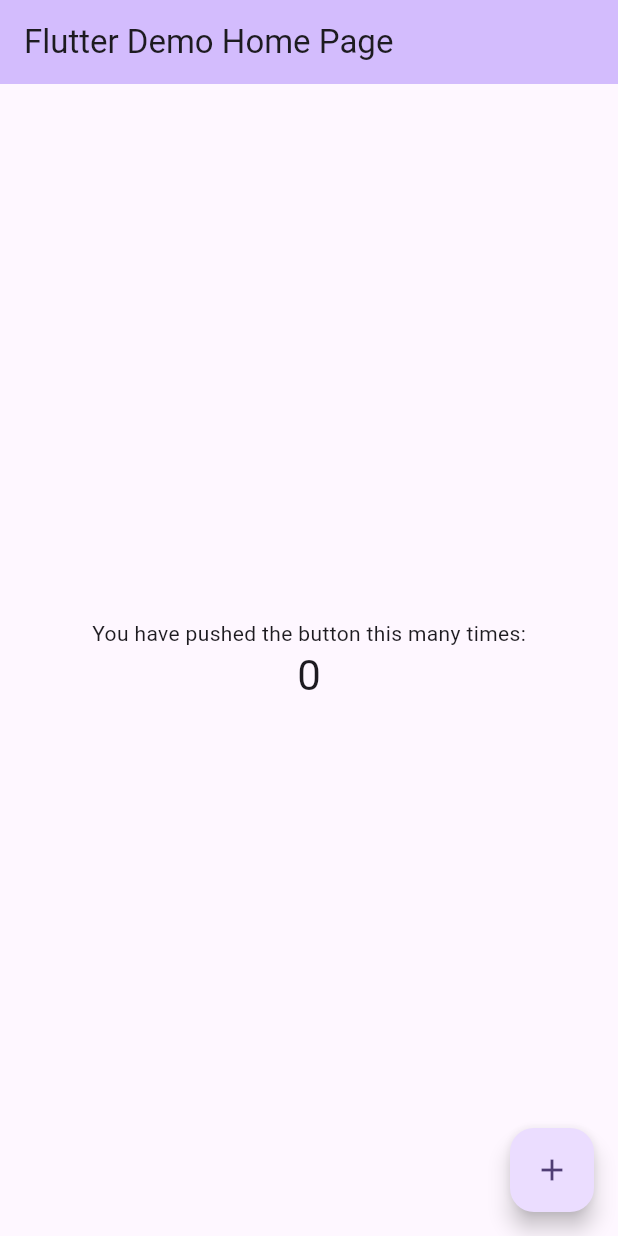
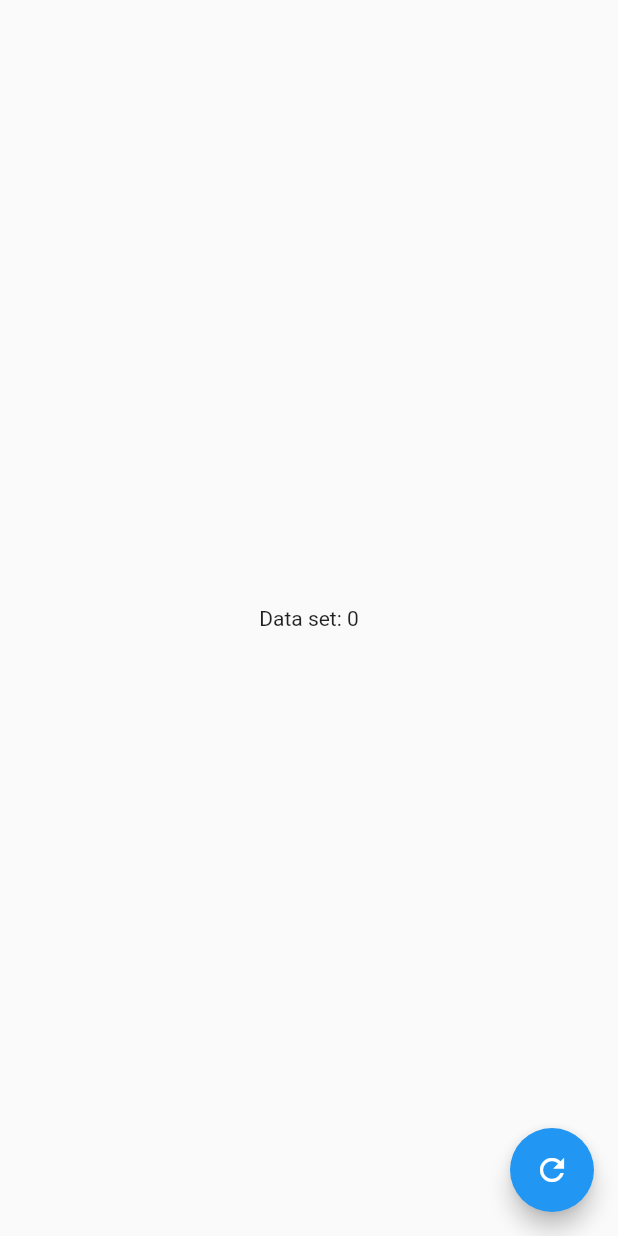
Before and after one commit to DanielFelipe10/flutter-graphics, a Flutter app: the screen it shows after launch, on a phone screen of 412 x 824 dp. Run offline on Flutter 3.47's test engine with Material 2 defaults, Android fonts, the phone set to English and light mode, and no system bars.

Commit message:
add main code

```diff
--- a/lib/main.dart
+++ b/lib/main.dart
@@ -1,125 +1,36 @@
+import 'dart:math';
+
 import 'package:flutter/material.dart';
 
 void main() {
-  runApp(const MyApp());
+  runApp(MaterialApp(home: ChartPage()));
 }
 
-class MyApp extends StatelessWidget {
-  const MyApp({super.key});
-
-  // This widget is the root of your application.
+class ChartPage extends StatefulWidget {
   @override
-  Widget build(BuildContext context) {
-    return MaterialApp(
-      title: 'Flutter Demo',
-      theme: ThemeData(
-        // This is the theme of your application.
-        //
-        // TRY THIS: Try running your application with "flutter run". You'll see
-        // the application has a blue toolbar. Then, without quitting the app,
-        // try changing the seedColor in the colorScheme below to Colors.green
-        // and then invoke "hot reload" (save your changes or press the "hot
-        // reload" button in a Flutter-supported IDE, or press "r" if you used
-        // the command line to start the app).
-        //
-        // Notice that the counter didn't reset back to zero; the application
-        // state is not lost during the reload. To reset the state, use hot
-        // restart instead.
-        //
-        // This works for code too, not just values: Most code changes can be
-        // tested with just a hot reload.
-        colorScheme: ColorScheme.fromSeed(seedColor: Colors.deepPurple),
-        useMaterial3: true,
-      ),
-      home: const MyHomePage(title: 'Flutter Demo Home Page'),
-    );
-  }
+  ChartPageState createState() => ChartPageState();
 }
 
-class MyHomePage extends StatefulWidget {
-  const MyHomePage({super.key, required this.title});
+class ChartPageState extends State<ChartPage> {
+  final random = Random();
+  int dataSet = 0;
 
-  // This widget is the home page of your application. It is stateful, meaning
-  // that it has a State object (defined below) that contains fields that affect
-  // how it looks.
-
-  // This class is the configuration for the state. It holds the values (in this
-  // case the title) provided by the parent (in this case the App widget) and
-  // used by the build method of the State. Fields in a Widget subclass are
-  // always marked "final".
-
-  final String title;
-
-  @override
-  State<MyHomePage> createState() => _MyHomePageState();
-}
-
-class _MyHomePageState extends State<MyHomePage> {
-  int _counter = 0;
-
-  void _incrementCounter() {
+  void changeData() {
     setState(() {
-      // This call to setState tells the Flutter framework that something has
-      // changed in this State, which causes it to rerun the build method below
-      // so that the display can reflect the updated values. If we changed
-      // _counter without calling setState(), then the build method would not be
-      // called again, and so nothing would appear to happen.
-      _counter++;
+      dataSet = random.nextInt(100);
     });
   }
 
   @override
   Widget build(BuildContext context) {
-    // This method is rerun every time setState is called, for instance as done
-    // by the _incrementCounter method above.
-    //
-    // The Flutter framework has been optimized to make rerunning build methods
-    // fast, so that you can just rebuild anything that needs updating rather
-    // than having to individually change instances of widgets.
     return Scaffold(
-      appBar: AppBar(
-        // TRY THIS: Try changing the color here to a specific color (to
-        // Colors.amber, perhaps?) and trigger a hot reload to see the AppBar
-        // change color while the other colors stay the same.
-        backgroundColor: Theme.of(context).colorScheme.inversePrimary,
-        // Here we take the value from the MyHomePage object that was created by
-        // the App.build method, and use it to set our appbar title.
-        title: Text(widget.title),
-      ),
       body: Center(
-        // Center is a layout widget. It takes a single child and positions it
-        // in the middle of the parent.
-        child: Column(
-          // Column is also a layout widget. It takes a list of children and
-          // arranges them vertically. By default, it sizes itself to fit its
-          // children horizontally, and tries to be as tall as its parent.
-          //
-          // Column has various properties to control how it sizes itself and
-          // how it positions its children. Here we use mainAxisAlignment to
-          // center the children vertically; the main axis here is the vertical
-          // axis because Columns are vertical (the cross axis would be
-          // horizontal).
-          //
-          // TRY THIS: Invoke "debug painting" (choose the "Toggle Debug Paint"
-          // action in the IDE, or press "p" in the console), to see the
-          // wireframe for each widget.
-          mainAxisAlignment: MainAxisAlignment.center,
-          children: <Widget>[
-            const Text(
-              'You have pushed the button this many times:',
-            ),
-            Text(
-              '$_counter',
-              style: Theme.of(context).textTheme.headlineMedium,
-            ),
-          ],
-        ),
+        child: Text('Data set: $dataSet'),
       ),
       floatingActionButton: FloatingActionButton(
-        onPressed: _incrementCounter,
-        tooltip: 'Increment',
-        child: const Icon(Icons.add),
-      ), // This trailing comma makes auto-formatting nicer for build methods.
+        child: Icon(Icons.refresh),
+        onPressed: changeData,
+      ),
     );
   }
 }
```
